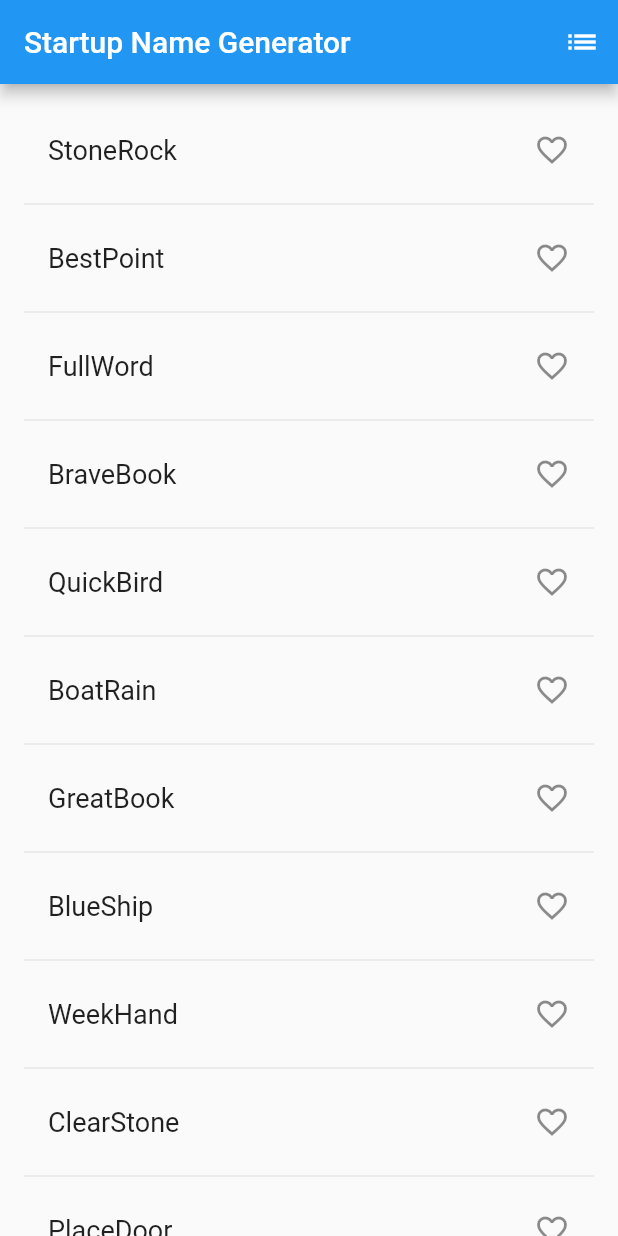
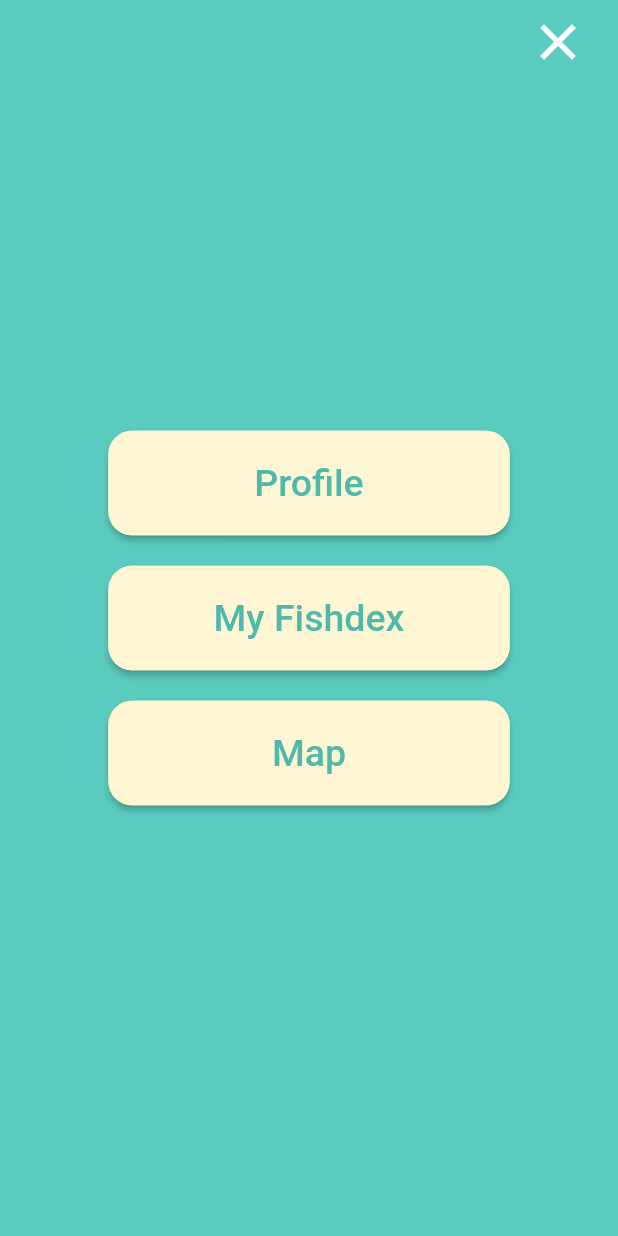
Before and after one commit to Pnic0las/FishDex, a Flutter app: the screen it shows after launch, with the side drawer open (before the commit the screen has no drawer), on a phone screen of 412 x 824 dp. Run offline on Flutter 3.47's test engine with Material 2 defaults, Android fonts, the phone set to English and light mode, and no system bars; our stand-ins replace hive, hive_flutter, image_picker; accounts and stored records are empty.

Commit message:
Fish Dex 1

```diff
--- a/test_app/lib/main.dart
+++ b/test_app/lib/main.dart
@@ -1,106 +1,28 @@
 import 'package:flutter/material.dart';
-import 'package:english_words/english_words.dart';
+import 'package:test_app/route_generator.dart';
+import 'package:test_app/theme.dart';
+import 'package:hive/hive.dart';
+import 'package:hive_flutter/hive_flutter.dart';
 
-void main() => runApp(MyApp());
-
-class RandomWords extends StatefulWidget {
-  @override
-  _RandomWordsState createState() => _RandomWordsState();
+void main() async {
+  WidgetsFlutterBinding.ensureInitialized();
+  await Hive.initFlutter();
+  await Hive.openBox<String>("user_avatar");
+  runApp(FishDex());
 }
 
-
-class _RandomWordsState extends State<RandomWords> {
-  final _suggestions = <WordPair>[];
-  final _saved = Set<WordPair>();
-  final _biggerFont = TextStyle(fontSize: 18.0);
-  Widget _buildSuggestions() {
-    return ListView.builder(
-        padding: EdgeInsets.all(16.0),
-        itemBuilder: /*1*/ (context, i) {
-          if (i.isOdd) return Divider(); /*2*/
-
-          final index = i ~/ 2; /*3*/
-          if (index >= _suggestions.length) {
-            _suggestions.addAll(generateWordPairs().take(10)); /*4*/
-          }
-          return _buildRow(_suggestions[index]);
-        });
-  }
-  Widget _buildRow(WordPair pair) {
-    final alreadySaved = _saved.contains(pair);
-    return ListTile(
-      title: Text(
-        pair.asPascalCase,
-        style: _biggerFont,
-      ),
-      trailing: Icon(
-        alreadySaved ? Icons.favorite : Icons.favorite_border,
-        color: alreadySaved ? Colors.red : null,
-      ),
-      onTap: () {      // NEW lines from here...
-        setState(() {
-          if (alreadySaved) {
-            _saved.remove(pair);
-          } else {
-            _saved.add(pair);
-          }
-        });
-      },
-    );
-  }
-
-  void _pushSaved() {
-    Navigator.of(context).push(
-      MaterialPageRoute<void>(
-        builder: (BuildContext context) {
-          final tiles = _saved.map(
-                (WordPair pair) {
-              return ListTile(
-                title: Text(
-                  pair.asPascalCase,
-                  style: _biggerFont,
-                ),
-              );
-            },
-          );
-          final divided = ListTile.divideTiles(
-            context: context,
-            tiles: tiles,
-          ).toList();
-
-          return Scaffold(
-            appBar: AppBar(
-              title: Text('Saved Suggestions'),
-            ),
-            body: ListView(children: divided),
-          );
-        },
-      ),
-    );
-  }
-
+class FishDex extends StatelessWidget {
   @override
   Widget build(BuildContext context) {
-    return Scaffold(
-      appBar: AppBar(
-        title: Text('Startup Name Generator'),
-        actions: [
-          IconButton(icon: Icon(Icons.list), onPressed: _pushSaved),
-        ],
+    AppTheme theme = new AppTheme();
+    return MaterialApp(
+      title: 'FishDex',
+      theme: ThemeData(
+        primarySwatch: theme.primarySwatch,
+        primaryTextTheme: TextTheme(headline6: TextStyle(color: Colors.white)),
       ),
-      body: _buildSuggestions(),
+      initialRoute: "/",
+      onGenerateRoute: RouteGenerator.generateRoute,
     );
   }
 }
-
-
-class MyApp extends StatelessWidget {
-  @override
-  Widget build(BuildContext context) {
-    final wordpair = WordPair.random();
-    return MaterialApp(
-      title: 'Startup Name Generator',
-      home: RandomWords(),
-    );
-  }
-}
--- /dev/null
+++ b/test_app/lib/route_generator.dart
@@ -0,0 +1,38 @@
+import 'package:flutter/material.dart';
+import 'package:test_app/screens/aquarium.dart';
+import 'package:test_app/screens/map.dart';
+import 'package:test_app/screens/home.dart';
+import 'package:test_app/screens/profile.dart';
+
+class RouteGenerator {
+  static Route<dynamic> generateRoute(RouteSettings settings) {
+    final args = settings.arguments;
+
+    switch (settings.name) {
+      case "/":
+        return MaterialPageRoute(builder: (context) => Home());
+      case "/profile":
+        return MaterialPageRoute(builder: (context) => Profile());
+      case "/aquarium":
+        return MaterialPageRoute(builder: (context) => Aquarium());
+      case "/map":
+        return MaterialPageRoute(builder: (context) => map());
+      default:
+        return _errorRoute();
+    }
+  }
+
+  static Route<dynamic> _errorRoute() {
+    return MaterialPageRoute(builder: (_) {
+      return Scaffold(
+        appBar: AppBar(
+          title: Text('Page not found'),
+        ),
+        body: Center(
+          child: Text("this page doesn't exist :'(",
+              style: TextStyle(fontSize: 20)),
+        ),
+      );
+    });
+  }
+}
--- /dev/null
+++ b/test_app/lib/screens/home.dart
@@ -0,0 +1,22 @@
+import 'package:flutter/material.dart';
+import 'package:test_app/widgets/custom_drawer.dart';
+
+class Home extends StatelessWidget {
+  const Home({Key key}) : super(key: key);
+
+  @override
+  Widget build(BuildContext context) {
+    return Scaffold(
+      appBar: AppBar(
+        title: Text("Home"),
+        iconTheme: IconThemeData(color: Colors.white),
+      ),
+      drawer: CustomDrawer(),
+      body: Container(
+        child: Center(
+            child: Text("Home page",
+                style: TextStyle(fontSize: 20))),
+      ),
+    );
+  }
+}
--- /dev/null
+++ b/test_app/lib/screens/map.dart
@@ -0,0 +1,21 @@
+import 'package:flutter/material.dart';
+import 'package:test_app/widgets/custom_drawer.dart';
+
+class map extends StatelessWidget {
+  const map({Key key}) : super(key: key);
+
+  @override
+  Widget build(BuildContext context) {
+    return Scaffold(
+      appBar: AppBar(
+          title: Text("Map"),
+          iconTheme: IconThemeData(color: Colors.white)),
+      drawer: CustomDrawer(),
+      body: Container(
+        child: Center(
+            child: Text("Map page",
+                style: TextStyle(fontSize: 20))),
+      ),
+    );
+  }
+}
--- /dev/null
+++ b/test_app/lib/theme.dart
@@ -0,0 +1,29 @@
+import 'package:flutter/material.dart';
+
+MaterialColor createMaterialColor(Color color) {
+  List strengths = <double>[.05];
+  Map swatch = <int, Color>{};
+  final int r = color.red, g = color.green, b = color.blue;
+
+  for (int i = 1; i < 10; i++) {
+    strengths.add(0.1 * i);
+  }
+  strengths.forEach((strength) {
+    final double ds = 0.5 - strength;
+    swatch[(strength * 1000).round()] = Color.fromRGBO(
+      r + ((ds < 0 ? r : (255 - r)) * ds).round(),
+      g + ((ds < 0 ? g : (255 - g)) * ds).round(),
+      b + ((ds < 0 ? b : (255 - b)) * ds).round(),
+      1,
+    );
+  });
+  return MaterialColor(color.value, swatch);
+}
+
+class AppTheme {
+  AppTheme();
+
+  final MaterialColor primarySwatch = createMaterialColor(Color(0xFF5ACCBF));
+  final Color primaryColor = Color(0xFF5ACCBF);
+  final Color secondaryColor = Color(0xFFFFF7D4);
+}
--- /dev/null
+++ b/test_app/lib/widgets/custom_drawer.dart
@@ -0,0 +1,88 @@
+import 'package:flutter/material.dart';
+import 'package:test_app/theme.dart';
+
+class CustomDrawer extends StatelessWidget {
+  const CustomDrawer({Key key}) : super(key: key);
+
+  @override
+  Widget build(BuildContext context) {
+    final double statusBarHeight = MediaQuery.of(context).padding.top;
+    final theme = AppTheme();
+    return Stack(
+      children: [
+        Container(
+          color: theme.primaryColor,
+          width: MediaQuery.of(context).size.width,
+          height: MediaQuery.of(context).size.height,
+          child: Column(
+            mainAxisAlignment: MainAxisAlignment.center,
+            crossAxisAlignment: CrossAxisAlignment.center,
+            children: [
+              MenuButton(
+                  text: "Profile", theme: theme, redirectRoute: "/profile"),
+
+              MenuButton(
+                  text: "My Fishdex",
+                  theme: theme,
+                  redirectRoute: "/aquarium"),
+              MenuButton(
+                  text: "Map",
+                  theme: theme,
+                  redirectRoute: "/map"),
+
+            ],
+          ),
+        ),
+        Positioned(
+            top: statusBarHeight,
+            right: 12,
+            child: IconButton(
+              color: Colors.white,
+              iconSize: 40,
+              icon: Icon(Icons.close),
+              onPressed: () {
+                Navigator.of(context).pop();
+              },
+            ))
+      ],
+    );
+  }
+}
+
+class MenuButton extends StatelessWidget {
+  const MenuButton(
+      {Key key,
+      @required this.text,
+      @required this.theme,
+      @required this.redirectRoute})
+      : super(key: key);
+
+  final AppTheme theme;
+  final String text;
+  final String redirectRoute;
+
+  @override
+  Widget build(BuildContext context) {
+    return FractionallySizedBox(
+      widthFactor: 0.65,
+      child: Padding(
+        padding: const EdgeInsets.only(top: 10.0, bottom: 10.0),
+        child: Container(
+          height: 70,
+          child: ElevatedButton(
+            style: ElevatedButton.styleFrom(
+                primary: theme.secondaryColor,
+                shape: RoundedRectangleBorder(
+                    borderRadius: new BorderRadius.circular(16.0))),
+            child: Text(text,
+                style:
+                    TextStyle(color: theme.primarySwatch[600], fontSize: 25)),
+            onPressed: () {
+              Navigator.of(context).pushReplacementNamed(redirectRoute);
+            },
+          ),
+        ),
+      ),
+    );
+  }
+}
--- a/test_app/pubspec.yaml
+++ b/test_app/pubspec.yaml
@@ -30,6 +30,10 @@ dependencies:
   # Use with the CupertinoIcons class for iOS style icons.
   cupertino_icons: ^1.0.0
   english_words: ^3.1.5
+  image_picker: ^0.6.7+22
+  hive: ^1.4.4+1
+  hive_flutter: ^0.3.1
+
 
 dev_dependencies:
   flutter_test:
```
Also changed, not shown: test_app/lib/screens/aquarium.dart (added, +21 -0 lines), test_app/lib/screens/profile.dart (added, +97 -0 lines), test_app/pubspec.lock.
